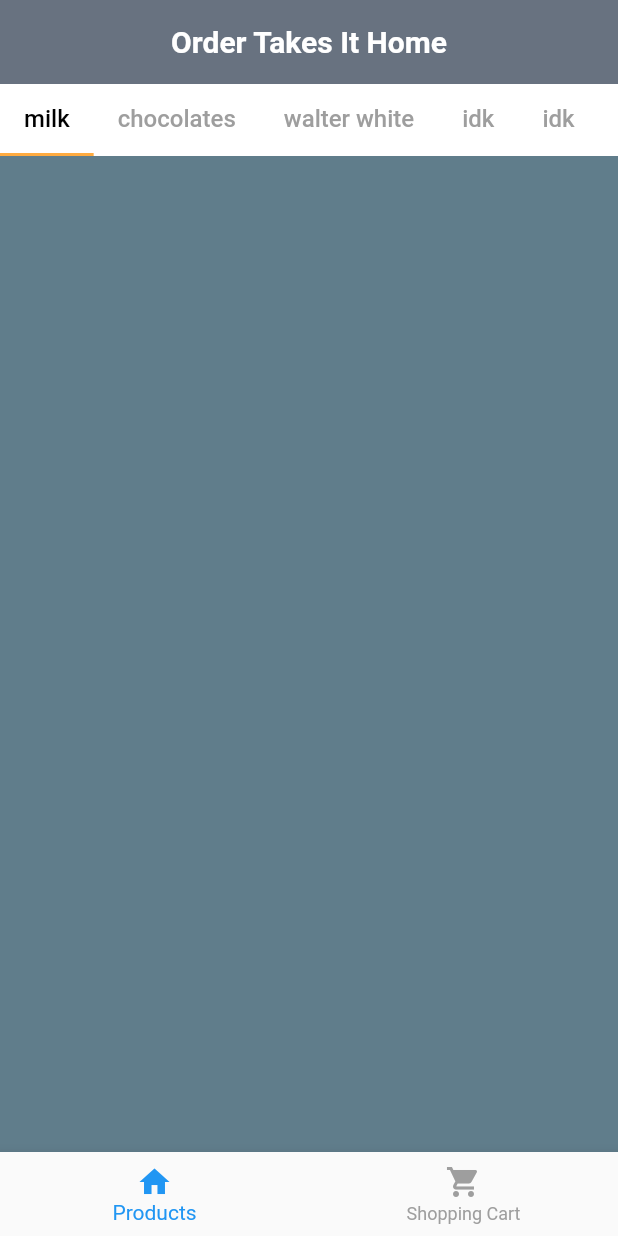
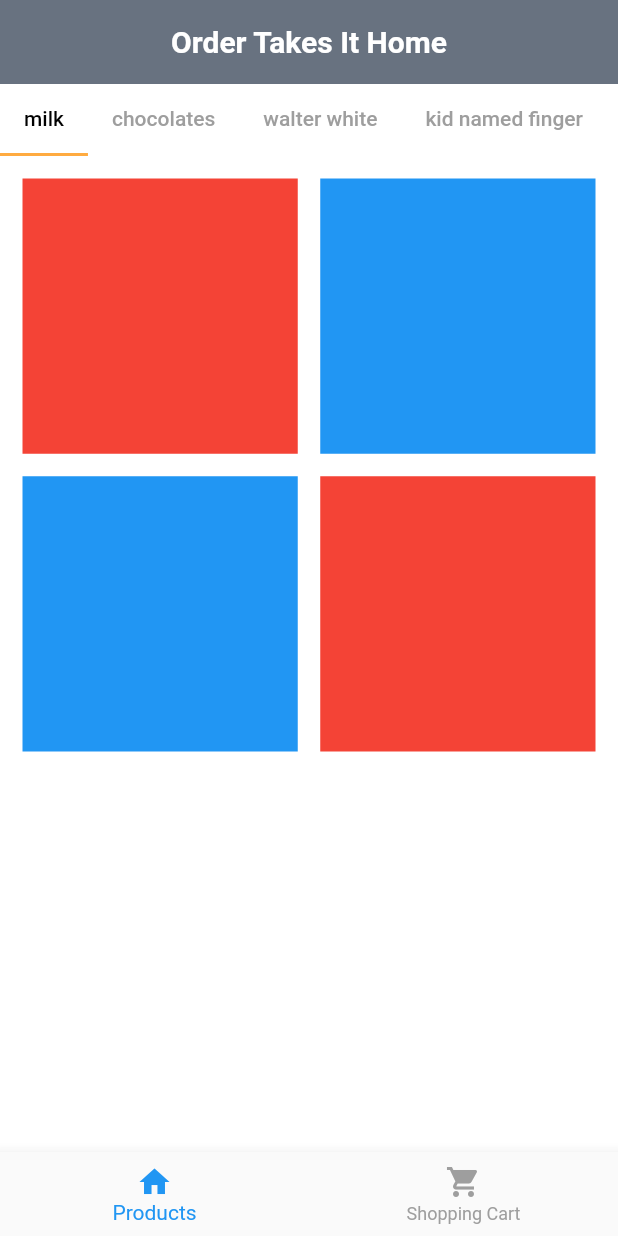
Before and after one commit to abilalkar/Flutter-UI-Designs, a Flutter app: the screen it shows after launch, on a phone screen of 412 x 824 dp. Run offline on Flutter 3.47's test engine with Material 2 defaults, Android fonts, the phone set to English and light mode, and no system bars.

Commit message:
add categories with margins, stylise tabbar labels

```diff
--- a/Designs/ui_design_third/ui_design_the_third/lib/categories.dart
+++ b/Designs/ui_design_third/ui_design_the_third/lib/categories.dart
@@ -0,0 +1,123 @@
+import 'package:flutter/material.dart';
+
+class Categories extends StatefulWidget {
+  final String categories;
+
+  const Categories({super.key, required this.categories});
+
+  @override
+  State<Categories> createState() => _CategoriesState();
+}
+
+class _CategoriesState extends State<Categories> {
+  late List<Widget> listToShow;
+
+  @override
+  void initState() {
+    super.initState();
+
+    if (widget.categories == "milk") {
+      listToShow = [
+        Container(
+          color: Colors.red,
+        ),
+        Container(
+          color: Colors.blue,
+        ),
+        Container(
+          color: Colors.blue,
+        ),
+        Container(
+          color: Colors.red,
+        ),
+      ];
+    } else if (widget.categories == "chocolate") {
+      listToShow = [
+        Container(
+          color: Colors.red,
+        ),
+        Container(
+          color: Colors.blue,
+        ),
+        Container(
+          color: Colors.blue,
+        ),
+        Container(
+          color: Colors.red,
+        ),
+      ];
+    } else if (widget.categories == "walter white") {
+      listToShow = [
+        Container(
+          color: Colors.red,
+        ),
+        Container(
+          color: Colors.blue,
+        ),
+        Container(
+          color: Colors.blue,
+        ),
+        Container(
+          color: Colors.red,
+        ),
+      ];
+    } else if (widget.categories == "kid named finger") {
+      listToShow = [
+        Container(
+          color: Colors.red,
+        ),
+        Container(
+          color: Colors.blue,
+        ),
+        Container(
+          color: Colors.blue,
+        ),
+        Container(
+          color: Colors.red,
+        ),
+      ];
+    } else if (widget.categories == "saul gooddamn") {
+      listToShow = [
+        Container(
+          color: Colors.red,
+        ),
+        Container(
+          color: Colors.blue,
+        ),
+        Container(
+          color: Colors.blue,
+        ),
+        Container(
+          color: Colors.red,
+        ),
+      ];
+    } else if (widget.categories == "kim wrexler") {
+      listToShow = [
+        Container(
+          color: Colors.red,
+        ),
+        Container(
+          color: Colors.blue,
+        ),
+        Container(
+          color: Colors.blue,
+        ),
+        Container(
+          color: Colors.red,
+        ),
+      ];
+    }
+  }
+
+  @override
+  Widget build(BuildContext context) {
+    return GridView.count(
+      crossAxisCount: 2,
+      mainAxisSpacing: 15.0,
+      crossAxisSpacing: 15.0,
+      padding: const EdgeInsets.all(15.0),
+      childAspectRatio: 1,
+      children: listToShow,
+    );
+  }
+}
--- a/Designs/ui_design_third/ui_design_the_third/lib/products.dart
+++ b/Designs/ui_design_third/ui_design_the_third/lib/products.dart
@@ -1,4 +1,5 @@
 import 'package:flutter/material.dart';
+import 'package:ui_design_the_third/categories.dart';
 
 class Products extends StatefulWidget {
   const Products({super.key});
@@ -28,86 +29,39 @@ class _ProductsState extends State<Products>
           labelColor: Colors.black,
           unselectedLabelColor: Colors.grey,
           isScrollable: true,
+          labelStyle: TextStyle(
+            fontSize: 14.0,
+            fontWeight: FontWeight.w500,
+          ),
           tabs: [
             Tab(
               child: Text(
                 "milk",
-                style: TextStyle(
-                  fontSize: 16.0,
-                  fontWeight: FontWeight.w500,
-                ),
               ),
             ),
             Tab(
               child: Text(
                 "chocolates",
-                style: TextStyle(
-                  fontSize: 16.0,
-                  fontWeight: FontWeight.w500,
-                ),
               ),
             ),
             Tab(
               child: Text(
                 "walter white",
-                style: TextStyle(
-                  fontSize: 16.0,
-                  fontWeight: FontWeight.w500,
-                ),
               ),
             ),
             Tab(
               child: Text(
-                "idk",
-                style: TextStyle(
-                  fontSize: 16.0,
-                  fontWeight: FontWeight.w500,
-                ),
+                "kid named finger",
               ),
             ),
             Tab(
               child: Text(
-                "idk",
-                style: TextStyle(
-                  fontSize: 16.0,
-                  fontWeight: FontWeight.w500,
-                ),
+                "saul gooddamn",
               ),
             ),
             Tab(
               child: Text(
-                "idk",
-                style: TextStyle(
-                  fontSize: 16.0,
-                  fontWeight: FontWeight.w500,
-                ),
-              ),
-            ),
-            Tab(
-              child: Text(
-                "idk",
-                style: TextStyle(
-                  fontSize: 16.0,
-                  fontWeight: FontWeight.w500,
-                ),
-              ),
-            ),
-            Tab(
-              child: Text(
-                "idk",
-                style: TextStyle(
-                  fontSize: 16.0,
-                  fontWeight: FontWeight.w500,
-                ),
-              ),
-            ),
-            Tab(
-              child: Text(
-                "idk",
-                style: TextStyle(
-                  fontSize: 16.0,
-                  fontWeight: FontWeight.w500,
-                ),
+                "kim wrexler",
               ),
             ),
           ],
@@ -116,14 +70,23 @@ class _ProductsState extends State<Products>
           child: TabBarView(
             controller: controller,
             children: [
-              Container(
-                color: Colors.blueGrey,
+              Categories(
+                categories: "milk",
               ),
-              Container(
-                color: Colors.redAccent,
+              Categories(
+                categories: "chocolate",
               ),
-              Container(
-                color: Colors.blueGrey,
+              Categories(
+                categories: "walter white",
+              ),
+              Categories(
+                categories: "kid named finger",
+              ),
+              Categories(
+                categories: "saul gooddamn",
+              ),
+              Categories(
+                categories: "kim wrexler",
               ),
             ],
           ),
```
